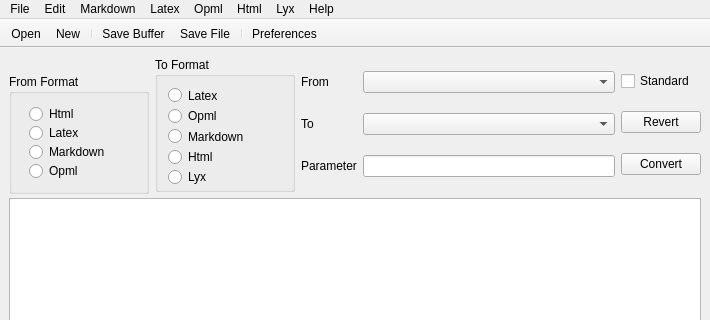
Above: source/gui/panconvert_gui_ext.ui from apaeffgen/PanConvert before the change; both pictures show x 0 to 710 and y 0 to 320 of the 710 by 579 pixel window. Below: the same form after it.
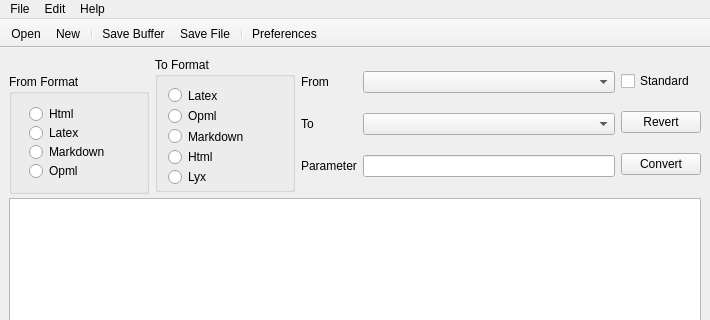
That is the form after the change. Icons and pictures are not drawn.

Commit message: Fixed broken batch conversion

```diff
--- a/source/gui/panconvert_gui_ext.ui
+++ b/source/gui/panconvert_gui_ext.ui
@@ -303,30 +303,6 @@
     <addaction name="actionSave_AS"/>
     <addaction name="separator"/>
    </widget>
-   <widget class="QMenu" name="menuMarkdown">
-    <property name="title">
-     <string>Markdown</string>
-    </property>
-    <addaction name="actionOpml2Markdown"/>
-    <addaction name="actionLatex2Markdown"/>
-    <addaction name="actionHtml2Markdown"/>
-   </widget>
-   <widget class="QMenu" name="menuLatex">
-    <property name="title">
-     <string>Latex</string>
-    </property>
-    <addaction name="actionMarkdown2Latex"/>
-    <addaction name="actionOpml2latex"/>
-    <addaction name="actionHtml2Latex"/>
-   </widget>
-   <widget class="QMenu" name="menuOpml">
-    <property name="title">
-     <string>Opml</string>
-    </property>
-    <addaction name="actionMarkdown2opml"/>
-    <addaction name="actionLatex2Opml"/>
-    <addaction name="actionHtml2opml"/>
-   </widget>
    <widget class="QMenu" name="menuExtras">
     <property name="enabled">
      <bool>true</bool>
@@ -337,14 +313,6 @@
     <addaction name="actionHelp"/>
     <addaction name="actionPandoc_Docs"/>
    </widget>
-   <widget class="QMenu" name="menuHtml">
-    <property name="title">
-     <string>Html</string>
-    </property>
-    <addaction name="actionMarkdown2html"/>
-    <addaction name="actionOpml2html"/>
-    <addaction name="actionLatex2html"/>
-   </widget>
    <widget class="QMenu" name="menuEdit_2">
     <property name="title">
      <string>Edit</string>
@@ -352,19 +320,8 @@
     <addaction name="actionPreferences"/>
     <addaction name="actionUndo"/>
    </widget>
-   <widget class="QMenu" name="menuLyx">
-    <property name="title">
-     <string>Lyx</string>
-    </property>
-    <addaction name="actionMarkdown2Lyx"/>
-   </widget>
    <addaction name="menuFile"/>
    <addaction name="menuEdit_2"/>
-   <addaction name="menuMarkdown"/>
-   <addaction name="menuLatex"/>
-   <addaction name="menuOpml"/>
-   <addaction name="menuHtml"/>
-   <addaction name="menuLyx"/>
    <addaction name="menuExtras"/>
   </widget>
   <widget class="QStatusBar" name="statusbar"/>
```
Left out of the diff: 56 changed lines with no effect on the pictures. The commit also changes 1 other file.
